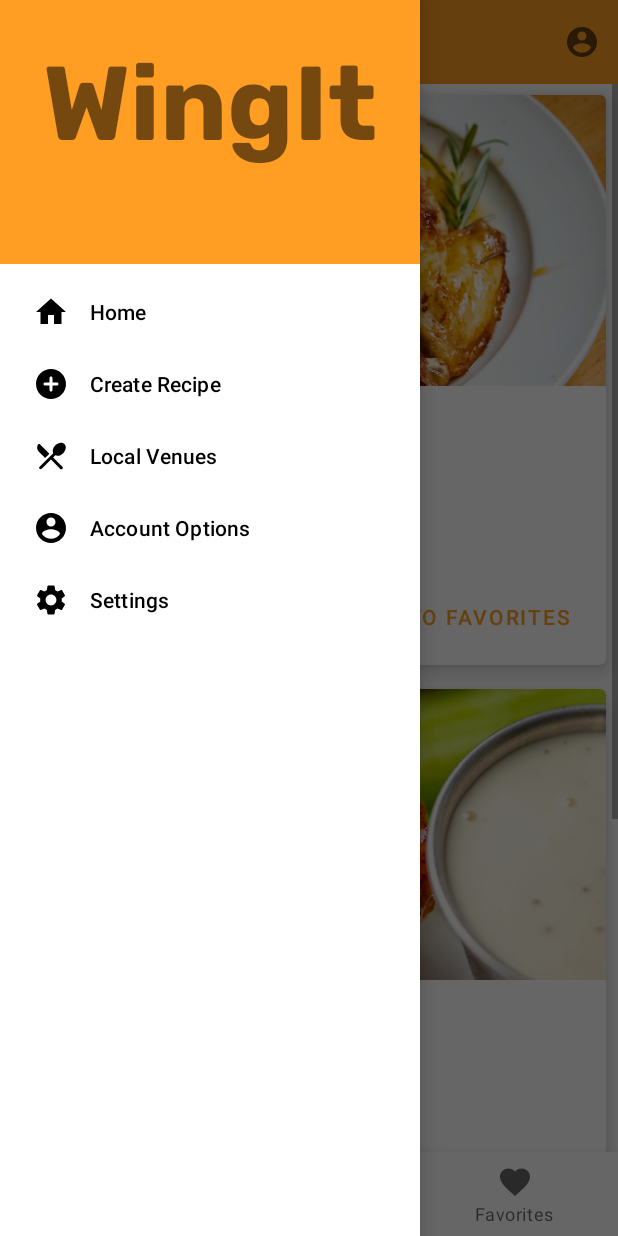
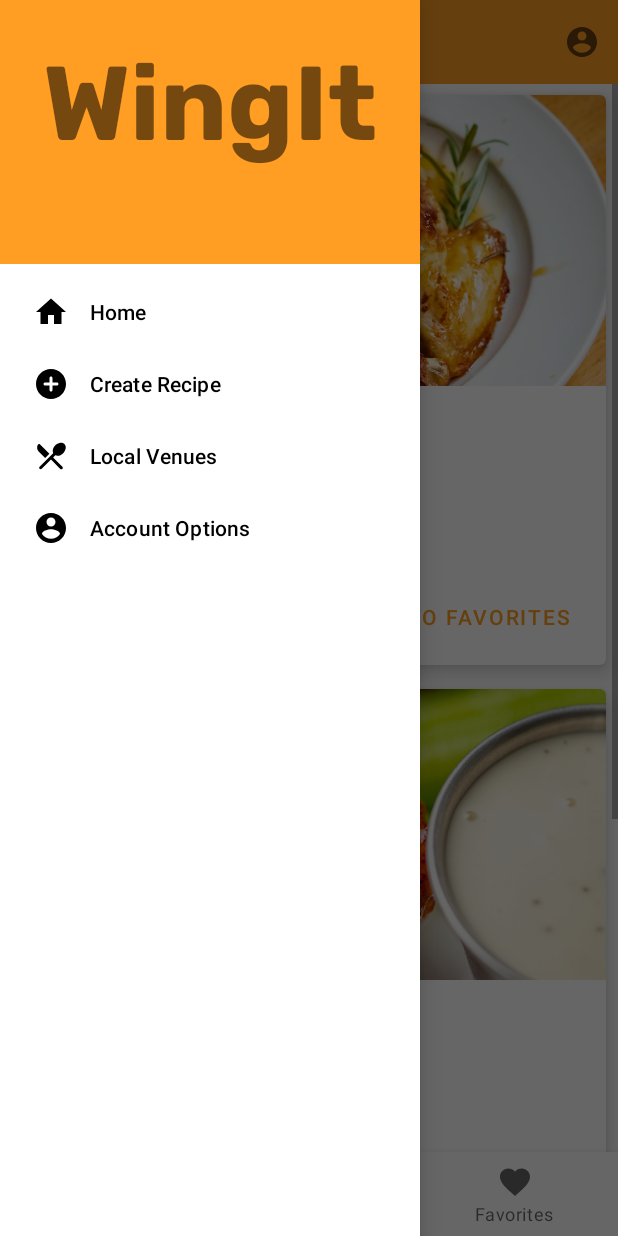
Before and after one commit to LouisZ-123/ProjectWingit, an Android app: the screen it shows after launch (MainActivity), with the side drawer open, on a phone screen of 412 x 824 dp. Run offline under Robolectric (Android 15) with nearby library versions, the phone set to English and light mode, and no system bars.

Commit message:
Removed Settings page from hamburger menu
Per team decision, Settings page is no longer necessary.

```diff
--- a/app/src/main/java/com/example/projectwingit/MainActivity.java
+++ b/app/src/main/java/com/example/projectwingit/MainActivity.java
@@ -27,6 +27,7 @@ public class MainActivity extends AppCompatActivity implements NavigationView.On
     private DrawerLayout dl;
     private ActionBarDrawerToggle toggle;
     private NavigationView navigationView;
+
 
     @Override
     protected void onCreate(Bundle savedInstanceState) {
@@ -125,10 +126,6 @@ public class MainActivity extends AppCompatActivity implements NavigationView.On
                 Intent intent = new Intent(this, UserAccount.class);
                 startActivity(intent);
                 break;
-            case R.id.hamburger_settings:
-                getSupportFragmentManager().beginTransaction().replace(R.id.container, new Settings()).commit();fragment = new Settings();
-                toolbar.setTitle(R.string.settings_title_toolbar);
-                break;
         }
         dl.closeDrawer(GravityCompat.START);
         return true;
--- a/app/src/main/res/menu/hamburger_items.xml
+++ b/app/src/main/res/menu/hamburger_items.xml
@@ -25,10 +25,6 @@
             android:icon="@drawable/ic_account"
             android:title="Account Options" />
 
-        <item
-            android:id="@+id/hamburger_settings"
-            android:icon="@drawable/ic_settings"
-            android:title="Settings"/>
     </group>
 
 
```
